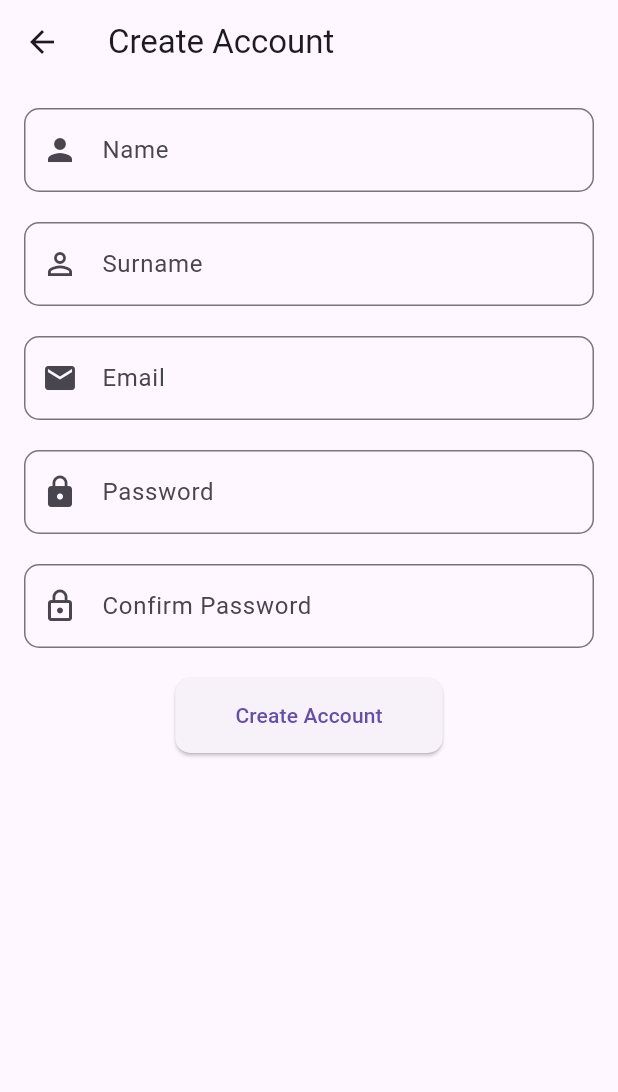
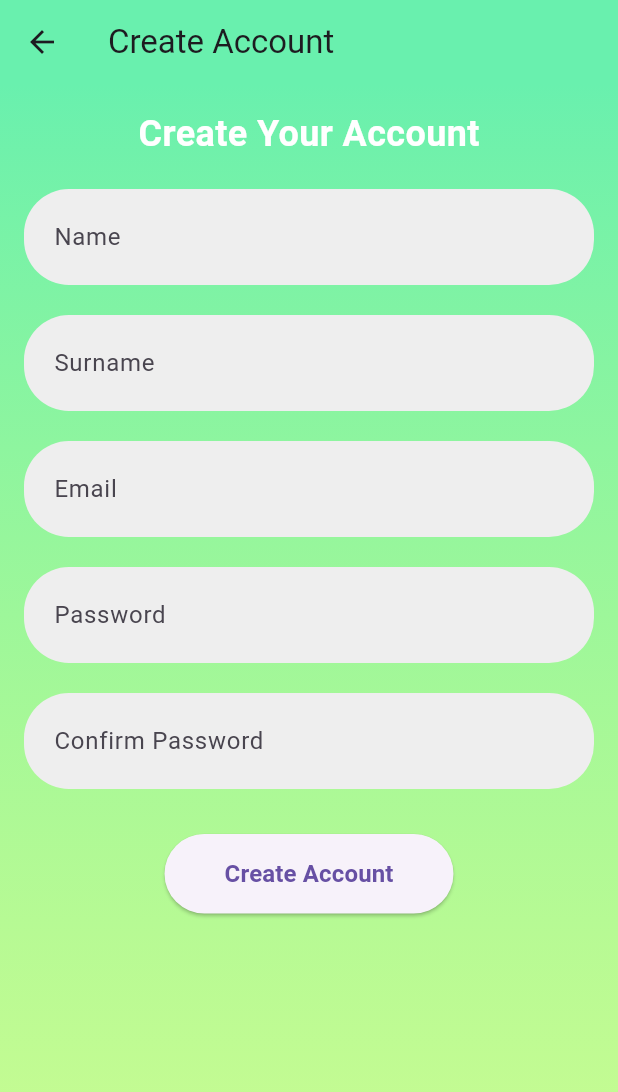
Before and after one commit to Thabo-Tshabalala/FloristMobileApplication, a Flutter app: the screen it shows after launch, after a tap on "Sign Up", on a phone screen of 412 x 824 dp. Shown: the top 1092 px of the screen. Run offline on Flutter 3.47's test engine with Material 3 defaults, Android fonts, the light colour scheme and no system bars; our stand-ins replace google_fonts.

Commit message:
Layout for login nd create account enhanced

```diff
--- a/florist_app/lib/main.dart
+++ b/florist_app/lib/main.dart
@@ -11,7 +11,7 @@ class MyApp extends StatelessWidget {
     return MaterialApp(
       title: 'Florist App',
       theme: ThemeData(
-        primarySwatch: Colors.green,
+        primarySwatch:  Colors.blue,
         visualDensity: VisualDensity.adaptivePlatformDensity,
       ),
       home: LoginScreen(),
--- a/florist_app/lib/screens/create_account.dart
+++ b/florist_app/lib/screens/create_account.dart
@@ -1,3 +1,4 @@
+import 'package:florist_app/Widgets/custom_text_field.dart';
 import 'package:flutter/material.dart';
 
 class CreateAccountScreen extends StatelessWidget {
@@ -8,77 +9,69 @@ class CreateAccountScreen extends StatelessWidget {
   final TextEditingController _passwordController = TextEditingController();
   final TextEditingController _confirmPasswordController =
       TextEditingController();
-
   @override
   Widget build(BuildContext context) {
     return Scaffold(
       appBar: AppBar(
         title: const Text('Create Account'),
+        backgroundColor: Colors.greenAccent,
+        elevation: 0,
       ),
-      body: Padding(
-        padding: const EdgeInsets.all(16.0),
-        child: Column(
+      body: Stack(
         children: [
-            TextField(
-              controller: _nameController,
-              decoration: InputDecoration(
-                labelText: 'Name',
-                prefixIcon: const Icon(Icons.person),
-                border: OutlineInputBorder(
-                  borderRadius: BorderRadius.circular(10.0),
+          Container(
+            decoration: const BoxDecoration(
+              gradient: LinearGradient(
+                colors: [Colors.greenAccent, Color.fromARGB(167, 178, 255, 89)],
+                begin: Alignment.topCenter,
+                end: Alignment.bottomCenter,
               ),
             ),
           ),
-            const SizedBox(height: 20.0),
-            TextField(
-              controller: _surnameController,
-              decoration: InputDecoration(
-                labelText: 'Surname',
-                prefixIcon: const Icon(Icons.person_outline),
-                border: OutlineInputBorder(
-                  borderRadius: BorderRadius.circular(10.0),
-                ),
+          Padding(
+            padding: const EdgeInsets.all(16.0),
+            child: SingleChildScrollView(
+              child: Column(
+                mainAxisAlignment: MainAxisAlignment.center,
+                children: [
+                  const Text(
+                    'Create Your Account',
+                    style: TextStyle(
+                      fontSize: 24,
+                      fontWeight: FontWeight.bold,
+                      color: Colors.white,
                     ),
                   ),
                   const SizedBox(height: 20.0),
-            TextField(
-              controller: _emailController,
-              decoration: InputDecoration(
-                labelText: 'Email',
-                prefixIcon: const Icon(Icons.email),
-                border: OutlineInputBorder(
-                  borderRadius: BorderRadius.circular(10.0),
-                ),
-              ),
+                  CustomTextField(
+                    controller: _nameController,
+                    hintText: 'Name',
                   ),
                   const SizedBox(height: 20.0),
-            TextField(
-              controller: _passwordController,
-              obscureText: true,
-              decoration: InputDecoration(
-                labelText: 'Password',
-                prefixIcon: const Icon(Icons.lock),
-                border: OutlineInputBorder(
-                  borderRadius: BorderRadius.circular(10.0),
-                ),
-              ),
+                  CustomTextField(
+                    controller: _surnameController,
+                    hintText: 'Surname',
                   ),
                   const SizedBox(height: 20.0),
-            TextField(
+                  CustomTextField(
+                    controller: _emailController,
+                    hintText: "Email",
+                  ),
+                  const SizedBox(height: 20.0),
+                  CustomTextField(
+                    controller: _passwordController,
+                    hintText: "Password",
+                  ),
+                  const SizedBox(height: 20.0),
+                  CustomTextField(
                     controller: _confirmPasswordController,
                     obscureText: true,
-              decoration: InputDecoration(
-                labelText: 'Confirm Password',
-                prefixIcon: const Icon(Icons.lock_outline),
-                border: OutlineInputBorder(
-                  borderRadius: BorderRadius.circular(10.0),
+                    hintText: 'Confirm Password',
                   ),
-              ),
-            ),
-            const SizedBox(height: 20.0),
+                  const SizedBox(height: 30.0),
                   ElevatedButton(
                     onPressed: () {
-                // Handle account creation logic
+                      //My logic her
                       String name = _nameController.text;
                       String surname = _surnameController.text;
                       String email = _emailController.text;
@@ -86,8 +79,9 @@ class CreateAccountScreen extends StatelessWidget {
                       String confirmPassword = _confirmPasswordController.text;
 
                       if (password == confirmPassword) {
-                  print('Account created for $name $surname with email $email');
-                  // Navigate back to login screen
+                        print(
+                            'Account created for $name $surname with email $email');
+                        // Go back bro to loginscreen
                         Navigator.pop(context);
                       } else {
                         print('Passwords do not match');
@@ -99,14 +93,23 @@ class CreateAccountScreen extends StatelessWidget {
                         vertical: 15.0,
                       ),
                       shape: RoundedRectangleBorder(
-                  borderRadius: BorderRadius.circular(10.0),
+                        borderRadius: BorderRadius.circular(30.0),
                       ),
                     ),
-              child: const Text('Create Account'),
+                    child: const Text(
+                      'Create Account',
+                      style: TextStyle(
+                        fontSize: 16,
+                        fontWeight: FontWeight.bold,
+                      ),
+                    ),
                   ),
                 ],
               ),
             ),
+          ),
+        ],
+      ),
     );
   }
 }
--- a/florist_app/lib/screens/login.dart
+++ b/florist_app/lib/screens/login.dart
@@ -1,6 +1,7 @@
 import 'package:florist_app/Widgets/custom_text_field.dart';
 import 'package:florist_app/screens/create_account.dart';
 import 'package:flutter/material.dart';
+import 'package:google_fonts/google_fonts.dart';
 
 class LoginScreen extends StatelessWidget {
   LoginScreen({super.key});
@@ -13,24 +14,25 @@ class LoginScreen extends StatelessWidget {
     return Scaffold(
       body: Container(
         padding: const EdgeInsets.all(16.0),
-        color:const Color(0xFFFFC0CB),
+        color: Colors.greenAccent,
         child: Center(
           child: SingleChildScrollView(
             child: Column(
               mainAxisAlignment: MainAxisAlignment.center,
               children: [
-               const Text(
-                  'Flowers',
-                  style: TextStyle(
-                    fontSize: 24,
+                Text('Bringing Blooms to Your Doorstep',
+                    style: GoogleFonts.dosis(
+                      textStyle: const TextStyle(
+                        fontSize: 20,
                         color: Colors.white,
                         fontWeight: FontWeight.bold,
                       ),
-                ),
+                    )),
                 const SizedBox(height: 20),
-              const  CircleAvatar(
+                const CircleAvatar(
                   radius: 50,
-                  backgroundImage: AssetImage('assets/images/logo.jpg'), //Need A logo
+                  backgroundImage:
+                      AssetImage('assets/images/logo.jpg'), //Need A logo
                 ),
                 const SizedBox(height: 20),
                 Card(
@@ -42,33 +44,36 @@ class LoginScreen extends StatelessWidget {
                     padding: const EdgeInsets.all(16.0),
                     child: Column(
                       children: [
-                     const   Text(
+                        Text(
                           'Welcome Back',
-                          style: TextStyle(
+                          style: GoogleFonts.dosis(
+                            textStyle: const TextStyle(
                               fontSize: 24,
                               fontWeight: FontWeight.bold,
                             ),
                           ),
-                     const   SizedBox(height: 10),
-                     const   Text(
-                          'TBA.',
+                        ),
+                        const SizedBox(height: 10),
+                        Text(
+                          'Experience the beauty of nature at your fingertips.',
                           textAlign: TextAlign.center,
-                          style: TextStyle(
+                          style: GoogleFonts.dosis(
+                              textStyle: const TextStyle(
                             fontSize: 14,
-                            color: Colors.grey,
+                            color: Colors.black54,
+                          )),
                         ),
-                        ),
-                   const     SizedBox(height: 20),
+                        const SizedBox(height: 20),
                         CustomTextField(
                           controller: _usernameController,
                           hintText: 'Email',
                         ),
-                    const    SizedBox(height: 10),
+                        const SizedBox(height: 10),
                         CustomTextField(
                           controller: _passwordController,
                           hintText: 'Password',
                           obscureText: true,
-                          suffixIcon: Icons.visibility_off,
+                          suffixIcon: Icons.visibility_off_rounded,
                         ),
                         const SizedBox(height: 20),
                         ElevatedButton(
@@ -76,7 +81,6 @@ class LoginScreen extends StatelessWidget {
                             // I need to fix logic here this must be connected to backeend
                             // String username = _usernameController.text;
                             // String password = _passwordController.text;
-
                           },
                           style: ElevatedButton.styleFrom(
                             padding: const EdgeInsets.symmetric(
@@ -128,5 +132,4 @@ class LoginScreen extends StatelessWidget {
       ),
     );
   }
-
 }
--- a/florist_app/pubspec.yaml
+++ b/florist_app/pubspec.yaml
@@ -35,6 +35,7 @@ dependencies:
   # The following adds the Cupertino Icons font to your application.
   # Use with the CupertinoIcons class for iOS style icons.
   cupertino_icons: ^1.0.6
+  google_fonts: ^6.2.1
 
 dev_dependencies:
   flutter_test:
```
Lines whose indentation alone changed are shown as unchanged.
